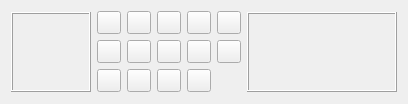
jcfr/Slicer3, file Libs/qMRMLWidgets/Resources/UI/qMRMLThreeDViewsControllerWidget.ui: the form before one commit.
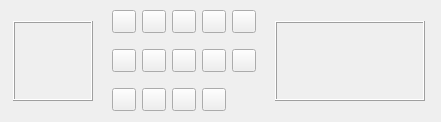
The form after the commit. Icons and pictures are not drawn. Custom widgets are drawn as their Qt base class.

Commit message: STYLE: qMRMLTreeDViewsControllerWidget should have no internal margin

```diff
--- a/Libs/qMRMLWidgets/Resources/UI/qMRMLThreeDViewsControllerWidget.ui
+++ b/Libs/qMRMLWidgets/Resources/UI/qMRMLThreeDViewsControllerWidget.ui
@@ -6,14 +6,17 @@
    <rect>
     <x>0</x>
     <y>0</y>
-    <width>396</width>
-    <height>104</height>
+    <width>441</width>
+    <height>122</height>
    </rect>
   </property>
   <property name="windowTitle">
    <string>Form</string>
   </property>
   <layout class="QHBoxLayout" name="horizontalLayout">
+   <property name="margin">
+    <number>0</number>
+   </property>
    <item>
     <widget class="QFrame" name="frame">
      <property name="sizePolicy">
```
